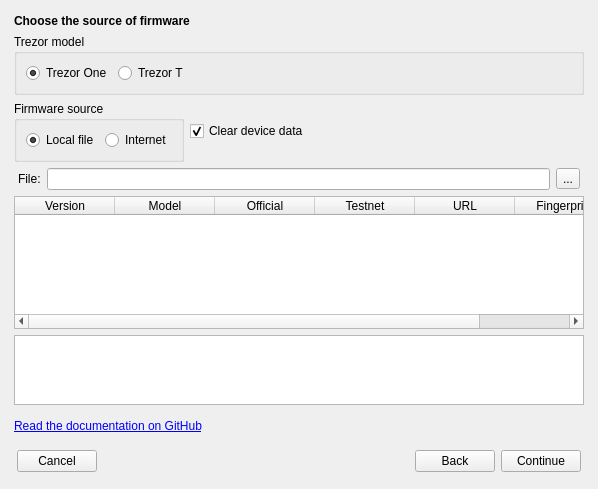
Before: the Qt Designer form src/ui/ui_initialize_hw_dlg.ui in Bertrand256/dash-masternode-tool, drawn with Qt 5.
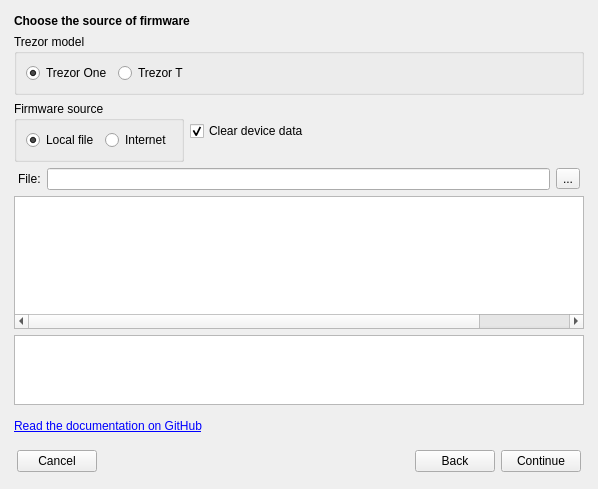
After: the same form once the commit is applied. The open tabs and pages were chosen to show the change.

The edit to the form file:
```diff
--- a/src/ui/ui_initialize_hw_dlg.ui
+++ b/src/ui/ui_initialize_hw_dlg.ui
@@ -1136,7 +1136,7 @@
           <enum>QAbstractItemView::SelectRows</enum>
          </property>
          <attribute name="horizontalHeaderVisible">
-          <bool>true</bool>
+          <bool>false</bool>
          </attribute>
          <attribute name="verticalHeaderVisible">
           <bool>false</bool>
```
Left out of the diff: 2 changed lines with no effect on the pictures.
